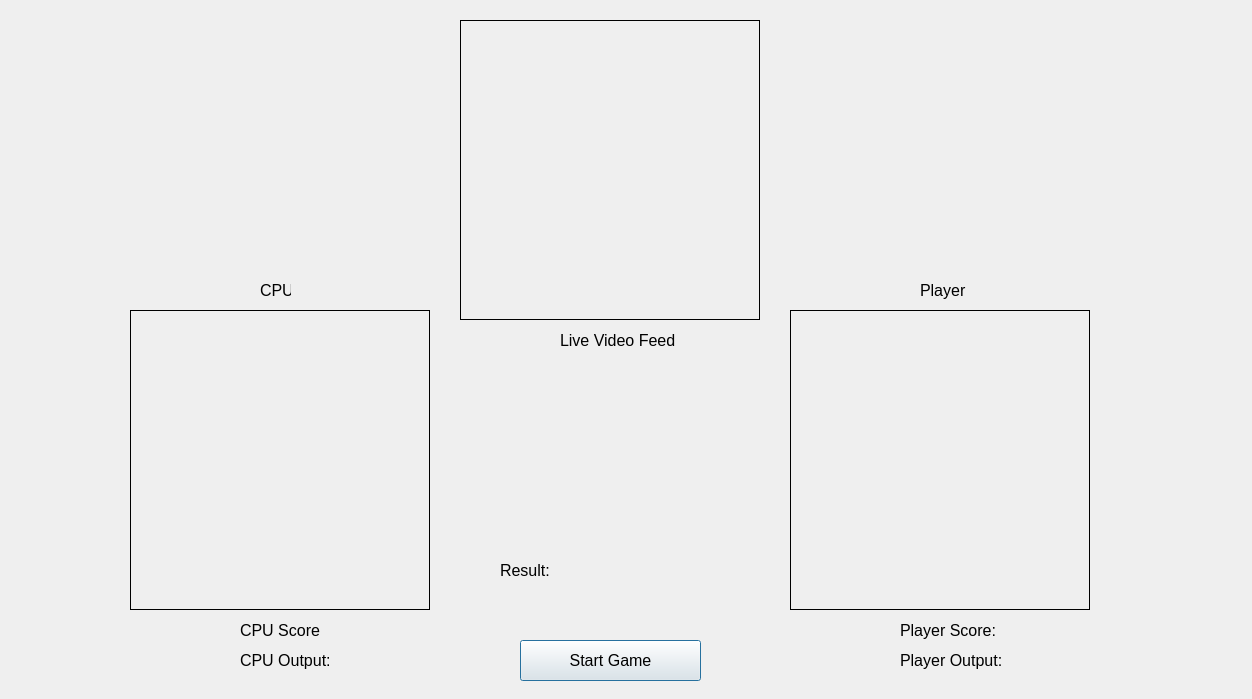
This is Game.ui in mehra-sourav/Rock-Paper-Scissors as Qt 5 draws it before an edit. The edited form follows.
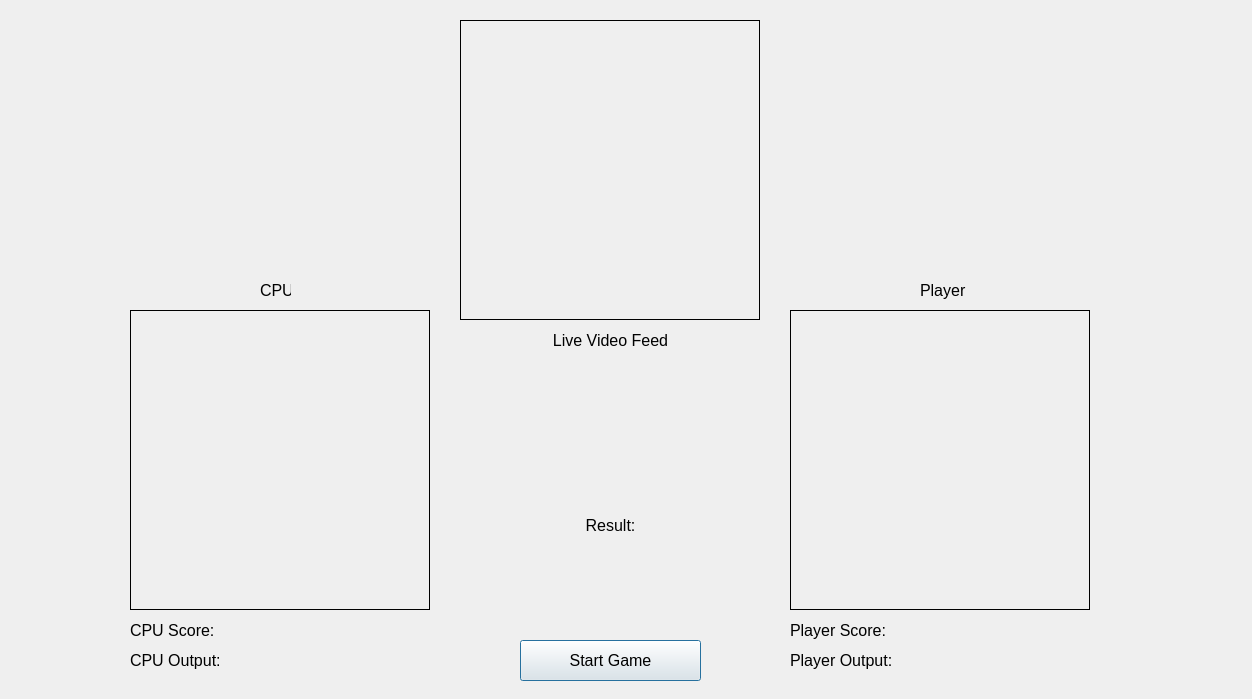
This is the edited form.

Commit message: Game and Game UI complete

Diff of the .ui file:
```diff
--- a/Game.ui
+++ b/Game.ui
@@ -118,9 +118,9 @@
   <widget class="QLabel" name="CPUScore">
    <property name="geometry">
     <rect>
-     <x>240</x>
+     <x>130</x>
      <y>620</y>
-     <width>81</width>
+     <width>111</width>
      <height>21</height>
     </rect>
    </property>
@@ -136,9 +136,9 @@
   <widget class="QLabel" name="PlayerScore">
    <property name="geometry">
     <rect>
-     <x>900</x>
+     <x>790</x>
      <y>620</y>
-     <width>111</width>
+     <width>131</width>
      <height>21</height>
     </rect>
    </property>
@@ -154,9 +154,9 @@
   <widget class="QLabel" name="LiveVideoFeed">
    <property name="geometry">
     <rect>
-     <x>560</x>
+     <x>460</x>
      <y>330</y>
-     <width>121</width>
+     <width>301</width>
      <height>21</height>
     </rect>
    </property>
@@ -168,13 +168,16 @@
    <property name="text">
     <string>Live Video Feed</string>
    </property>
+   <property name="alignment">
+    <set>Qt::AlignCenter</set>
+   </property>
   </widget>
   <widget class="QLabel" name="CPUoutput">
    <property name="geometry">
     <rect>
-     <x>240</x>
+     <x>130</x>
      <y>650</y>
-     <width>231</width>
+     <width>171</width>
      <height>21</height>
     </rect>
    </property>
@@ -190,9 +193,9 @@
   <widget class="QLabel" name="Playeroutput">
    <property name="geometry">
     <rect>
-     <x>900</x>
+     <x>790</x>
      <y>650</y>
-     <width>171</width>
+     <width>181</width>
      <height>21</height>
     </rect>
    </property>
@@ -208,10 +211,10 @@
   <widget class="QLabel" name="Result">
    <property name="geometry">
     <rect>
-     <x>500</x>
-     <y>560</y>
-     <width>151</width>
-     <height>21</height>
+     <x>460</x>
+     <y>510</y>
+     <width>301</width>
+     <height>31</height>
     </rect>
    </property>
    <property name="font">
@@ -222,6 +225,9 @@
    <property name="text">
     <string>Result:</string>
    </property>
+   <property name="alignment">
+    <set>Qt::AlignCenter</set>
+   </property>
   </widget>
  </widget>
  <resources/>
```
The commit also changes 3 other files.
